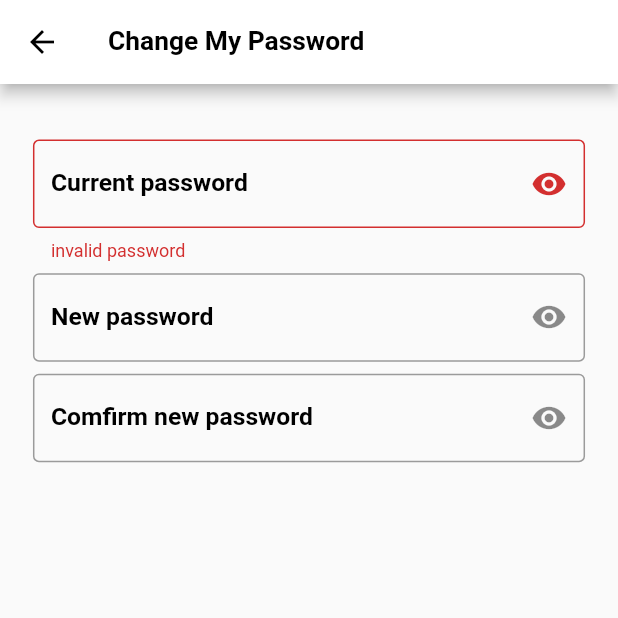
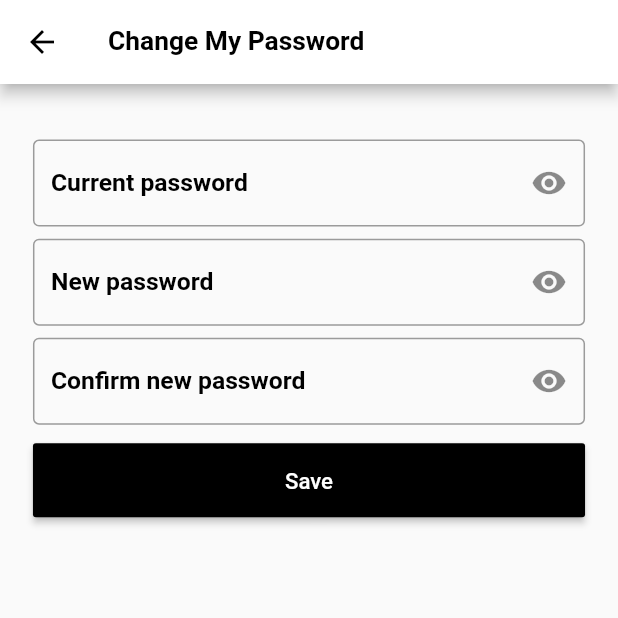
Before and after one commit to Abdulhaiking34/Instacop, a Flutter app: the ProfileView screen opened by its route, after a tap on "Change Password", on a phone screen of 412 x 824 dp, the top half of it. Run offline on Flutter 3.47's test engine with Material 2 defaults, Android fonts, the phone set to English and light mode, and no system bars; our stand-ins replace auto_size_text, carousel_slider, device_preview, flutter_masked_text, flutter_rating_bar, flutter_screenutil and 1 more; statements that could not run were skipped.

Commit message:
Add: add change password page

```diff
--- a/lib/src/views/HomePage/Customer/ProfilePage/ChangePassword/change_password_view.dart
+++ b/lib/src/views/HomePage/Customer/ProfilePage/ChangePassword/change_password_view.dart
@@ -2,6 +2,7 @@ import 'package:flutter/material.dart';
 import 'package:instacop/src/helpers/TextStyle.dart';
 import 'package:instacop/src/helpers/colors_constant.dart';
 import 'package:instacop/src/helpers/screen.dart';
+import 'package:instacop/src/widgets/button_raised.dart';
 import 'package:instacop/src/widgets/input_text.dart';
 
 class ChangePasswordView extends StatefulWidget {
@@ -32,15 +33,16 @@ class _ChangePasswordViewState extends State<ChangePasswordView> {
             SizedBox(
               height: ConstScreen.setSizeHeight(60),
             ),
+            //TODO: Current password
             InputText(
               title: 'Current password',
               isPassword: true,
-              errorText: 'invalid password',
               onValueChange: () {},
             ),
             SizedBox(
               height: ConstScreen.setSizeHeight(13),
             ),
+            //TODO: New password
             InputText(
               title: 'New password',
               isPassword: true,
@@ -49,11 +51,21 @@ class _ChangePasswordViewState extends State<ChangePasswordView> {
             SizedBox(
               height: ConstScreen.setSizeHeight(13),
             ),
+            //TODO: Confirm new password
             InputText(
-              title: 'Comfirm new password',
+              title: 'Confirm new password',
               isPassword: true,
               onValueChange: () {},
             ),
+            SizedBox(
+              height: ConstScreen.setSizeHeight(20),
+            ),
+            //TODO: Change password Button
+            CusRaisedButton(
+              title: 'Save',
+              backgroundColor: kColorBlack,
+              onPress: () {},
+            )
           ],
         ),
       ),
--- a/lib/src/views/HomePage/Customer/ProfilePage/profile_view.dart
+++ b/lib/src/views/HomePage/Customer/ProfilePage/profile_view.dart
@@ -1,6 +1,7 @@
 import 'package:flutter/cupertino.dart';
 import 'package:flutter/material.dart';
 import 'package:instacop/src/helpers/colors_constant.dart';
+import 'package:instacop/src/helpers/screen.dart';
 import 'package:instacop/src/widgets/button_raised.dart';
 
 class ProfileView extends StatefulWidget {
@@ -11,7 +12,10 @@ class ProfileView extends StatefulWidget {
 class _ProfileViewState extends State<ProfileView> {
   @override
   Widget build(BuildContext context) {
-    return Column(
+    ConstScreen.setScreen(context);
+    return Container(
+      color: kColorWhite,
+      child: Column(
         crossAxisAlignment: CrossAxisAlignment.stretch,
         children: <Widget>[
           //TODO: Detail
@@ -54,6 +58,7 @@ class _ProfileViewState extends State<ProfileView> {
             },
           ),
         ],
+      ),
     );
   }
 }
--- a/lib/src/widgets/input_text.dart
+++ b/lib/src/widgets/input_text.dart
@@ -59,7 +59,7 @@ class _InputTextState extends State<InputText> {
               color: (widget.errorText != '') ? kColorBlack : kColorRed),
         ),
       ),
-//      style: TextStyle(fontSize: FontSize.s30),
+      style: TextStyle(fontSize: FontSize.s28),
       obscureText: isShowPassword,
       onChanged: (value) {
         widget.onValueChange(value);
```
Lines whose indentation alone changed are shown as unchanged.
